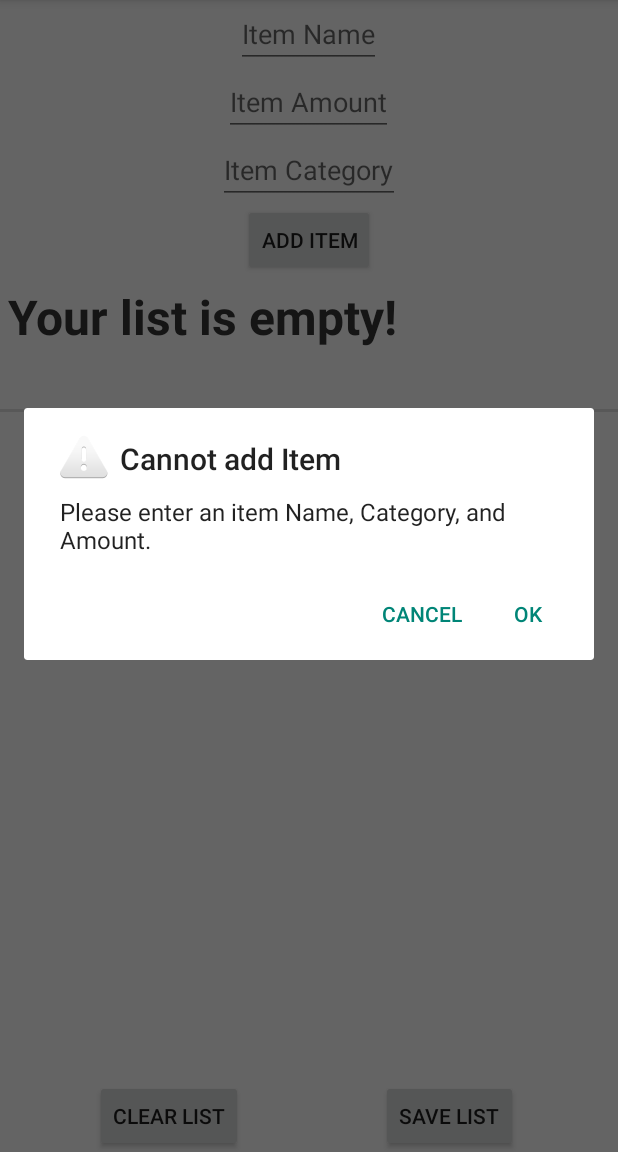
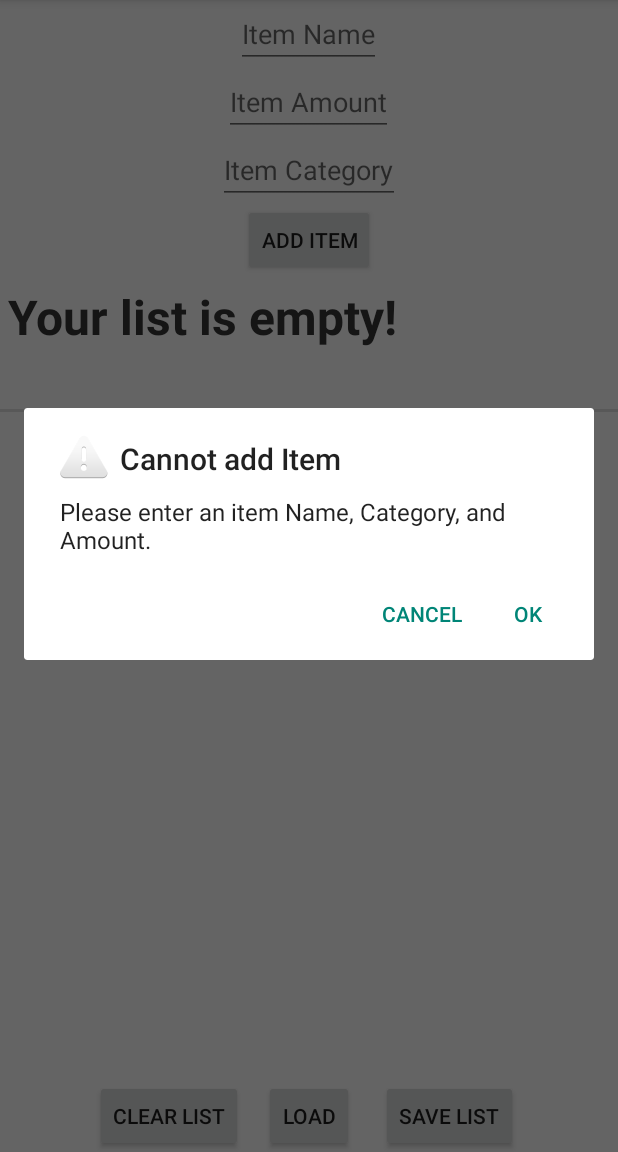
Before and after one commit to ajs476/iBuy, an Android app: the CreateListActivity screen opened directly, with no data from a screen before it, after a tap on "ADD ITEM", on a phone screen of 412 x 824 dp, the part 84-1236 px from its top. Run offline under Robolectric (Android 15) with nearby library versions, the phone set to English and light mode, and no system bars.

Commit message:
save/load working
yay :)

```diff
--- a/app/src/main/AndroidManifest.xml
+++ b/app/src/main/AndroidManifest.xml
@@ -19,6 +19,8 @@
         <activity
             android:name=".CreateListActivity"
             />
+        <activity android:name=".LoadList"
+            />
 
     </application>
 
--- a/app/src/main/java/cs399/sp/gatheryourgoods/CreateListActivity.java
+++ b/app/src/main/java/cs399/sp/gatheryourgoods/CreateListActivity.java
@@ -3,6 +3,7 @@ package cs399.sp.gatheryourgoods;
 import android.app.AlertDialog;
 import android.content.Context;
 import android.content.DialogInterface;
+import android.content.Intent;
 import android.content.SharedPreferences;
 import android.os.Bundle;
 import android.preference.PreferenceManager;
@@ -29,14 +30,14 @@ public class CreateListActivity extends AppCompatActivity {
     public EditText addCategoryText;
     public EditText addAmountText;
     public Button addItemButton;
-    public String item;
+    public String name;
     public String category;
     public String amountString;
     public String item_name, item_category, item_amount;
     //public String[] item_string_list;
     //public Set<String> mySet = new HashSet<String>(Arrays.asList(item_list_string));
     //public String item_string_list;
-    public String item_list_string;
+    public String item_list_string = "";
     public CustomListAdapter myAdapter;
     public Context context;
     public Item noItem;
@@ -45,6 +46,9 @@ public class CreateListActivity extends AppCompatActivity {
     public int list_size;
     public ArrayList<Item> results;
 
+    public SharedPreferences preferences;
+    public SharedPreferences.Editor editor;
+
 
     @Override
     protected void onCreate(Bundle savedInstanceState) {
@@ -52,8 +56,16 @@ public class CreateListActivity extends AppCompatActivity {
         super.onCreate(savedInstanceState);
         // set the current view
         setContentView(R.layout.activity_create_list);
+        preferences = PreferenceManager.getDefaultSharedPreferences(this);
         // get item details from item list
         ArrayList item_details = getListData();
+        Button loadList = (Button)findViewById(R.id.buttonLoadList);
+        loadList.setOnClickListener(new View.OnClickListener() {
+            @Override
+            public void onClick(View v) {
+                startActivity(new Intent(CreateListActivity.this, LoadList.class));
+            }
+        });
         // create list view object
         final ListView lv1 = (ListView) findViewById(R.id.custom_list);
         lv1.setOnItemClickListener(new AdapterView.OnItemClickListener() {
@@ -98,6 +110,9 @@ public class CreateListActivity extends AppCompatActivity {
                         .setPositiveButton(android.R.string.yes, new DialogInterface.OnClickListener() {
                             public void onClick(DialogInterface dialog, int which) {
                                 // save list
+                                if(!item_list_string.isEmpty()){
+                                    clearData();
+                                }
                                 saveListString();
                                 saveListSharedPreferences();
                             }
@@ -140,18 +155,18 @@ public class CreateListActivity extends AppCompatActivity {
                 // grab category from Edit Text
                 category = addCategoryText.getText().toString();
                 // set items category
-                newItem.setItemCategory("Category: " + category);
+                newItem.setItemCategory(category);
                 // grab item from add item Edit Text
-                item = addItemText.getText().toString();
+                name = addItemText.getText().toString();
                 // set items name
-                newItem.setItemName(item);
+                newItem.setItemName(name);
                 // grab item amount from edit text field
                 amountString = addAmountText.getText().toString();
                 // set item amount
-                newItem.setItemAmount("Amount: " + amountString);
+                newItem.setItemAmount(amountString);
 
                 // check that all fields have been completed for item
-                if (item.isEmpty() || category.isEmpty() || amountString.isEmpty()) {
+                if (name.isEmpty() || category.isEmpty() || amountString.isEmpty()) {
                     // display alert to user if fields are not empty
                     new AlertDialog.Builder(context)
                             .setTitle("Cannot add Item")
@@ -221,26 +236,35 @@ public class CreateListActivity extends AppCompatActivity {
 
     public void saveListString(){
         list_size = results.size();
+        item_list_string = "";
+
         for(int i = 0; i<=list_size-1; i++){
+
             list_item = results.get(i);
             item_name = list_item.getItemName();
             item_category = list_item.getItemCategory();
             item_amount = list_item.getItemAmount();
-            item_list_string += item_name+",";
+            item_list_string += (item_name+",");
             item_list_string += item_category+"!";
             item_list_string += item_amount+"@";
-            Toast.makeText(CreateListActivity.this, "List String Saved", Toast.LENGTH_SHORT).show();
+            Toast.makeText(CreateListActivity.this, "List String Saved as: "+item_list_string, Toast.LENGTH_LONG).show();
         }
     }
 
     public void saveListSharedPreferences(){
-        SharedPreferences preferences = PreferenceManager.getDefaultSharedPreferences(this);
-        SharedPreferences.Editor editor = preferences.edit();
-        String itemList = PreferenceManager.getDefaultSharedPreferences(this).getString(item_list_string,"");
-        editor.putString(itemList,item_list_string);
+        String string_list = item_list_string;
+        editor = preferences.edit();
+        editor.putString("itemList", string_list);
         editor.apply();
         Toast.makeText(CreateListActivity.this, "List String Saved to preferences", Toast.LENGTH_SHORT).show();
     }
 
+    public void clearData(){
+        editor = preferences.edit();
+        editor.clear();
+        editor.apply();
+    }
+
+
 
 }
--- a/app/src/main/res/layout/activity_create_list.xml
+++ b/app/src/main/res/layout/activity_create_list.xml
@@ -70,4 +70,13 @@
         android:layout_below="@+id/editTextAddItem"
         android:layout_centerHorizontal="true" />
 
+    <Button
+        style="?android:attr/buttonStyleSmall"
+        android:layout_width="wrap_content"
+        android:layout_height="wrap_content"
+        android:text="Load"
+        android:id="@+id/buttonLoadList"
+        android:layout_below="@+id/custom_list"
+        android:layout_centerHorizontal="true" />
+
 </RelativeLayout>
```
Also changed, not shown: app/src/main/java/cs399/sp/gatheryourgoods/LoadList.java (added, +69 -0 lines), app/src/main/java/cs399/sp/gatheryourgoods/MainActivity.java (+23 -1 lines), app/src/main/res/layout/activity_load_list.xml (added, +11 -0 lines).
